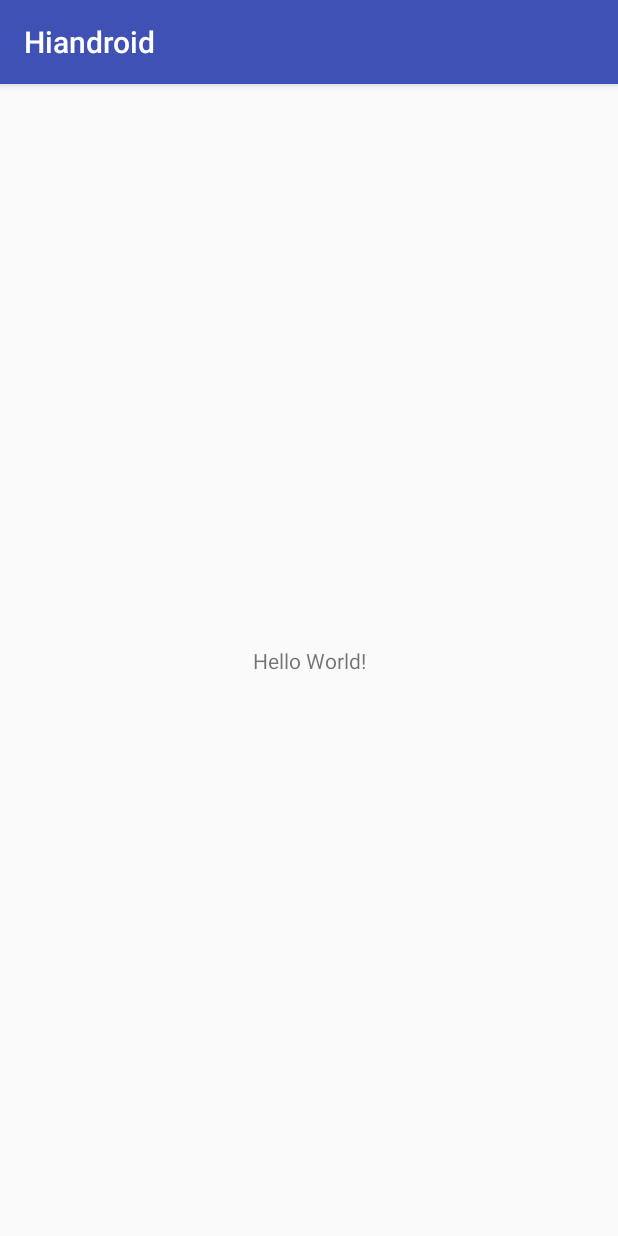
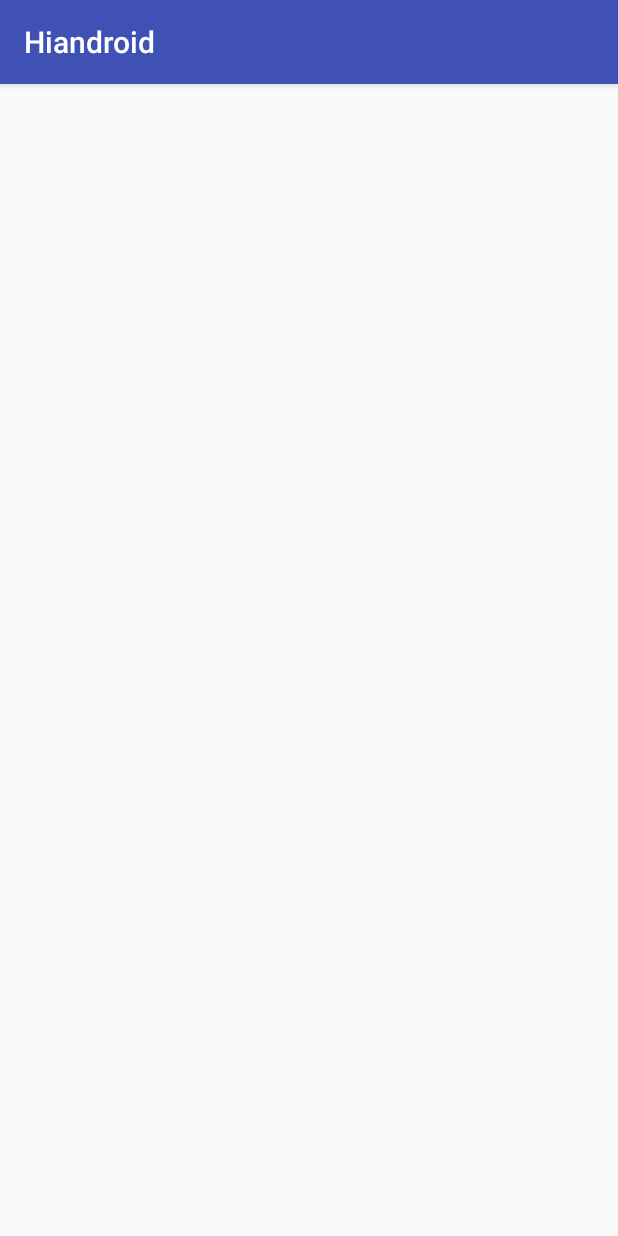
Before and after one commit to LewJun/hiandroid, an Android app: the screen it shows after launch (MainActivity), on a phone screen of 412 x 824 dp. Run offline under Robolectric (Android 15) with nearby library versions, the phone set to English and light mode, and no system bars.

Commit message:
调整activity的结构

```diff
--- a/app/src/main/AndroidManifest.xml
+++ b/app/src/main/AndroidManifest.xml
@@ -9,7 +9,7 @@
         android:roundIcon="@mipmap/ic_launcher_round"
         android:supportsRtl="true"
         android:theme="@style/AppTheme">
-        <activity android:name=".MainActivity">
+        <activity android:name=".app.main.MainActivity">
             <intent-filter>
                 <action android:name="android.intent.action.MAIN" />
 
--- a/app/src/main/java/com/lewjun/hiandroid/MainActivity.java
+++ b/app/src/main/java/com/lewjun/hiandroid/app/main/MainActivity.java
@@ -1,7 +1,9 @@
-package com.lewjun.hiandroid;
+package com.lewjun.hiandroid.app.main;
 
 import android.support.v7.app.AppCompatActivity;
 import android.os.Bundle;
+
+import com.lewjun.hiandroid.R;
 
 public class MainActivity extends AppCompatActivity {
 
--- a/app/src/main/res/layout/activity_main.xml
+++ b/app/src/main/res/layout/activity_main.xml
@@ -1,18 +1,8 @@
 <?xml version="1.0" encoding="utf-8"?>
-<android.support.constraint.ConstraintLayout xmlns:android="http://schemas.android.com/apk/res/android"
+<RelativeLayout xmlns:android="http://schemas.android.com/apk/res/android"
     xmlns:app="http://schemas.android.com/apk/res-auto"
-    xmlns:tools="http://schemas.android.com/tools"
     android:layout_width="match_parent"
     android:layout_height="match_parent"
-    tools:context="com.lewjun.hiandroid.MainActivity">
+    >
 
-    <TextView
-        android:layout_width="wrap_content"
-        android:layout_height="wrap_content"
-        android:text="Hello World!"
-        app:layout_constraintBottom_toBottomOf="parent"
-        app:layout_constraintLeft_toLeftOf="parent"
-        app:layout_constraintRight_toRightOf="parent"
-        app:layout_constraintTop_toTopOf="parent" />
-
-</android.support.constraint.ConstraintLayout>
+</RelativeLayout>
```
